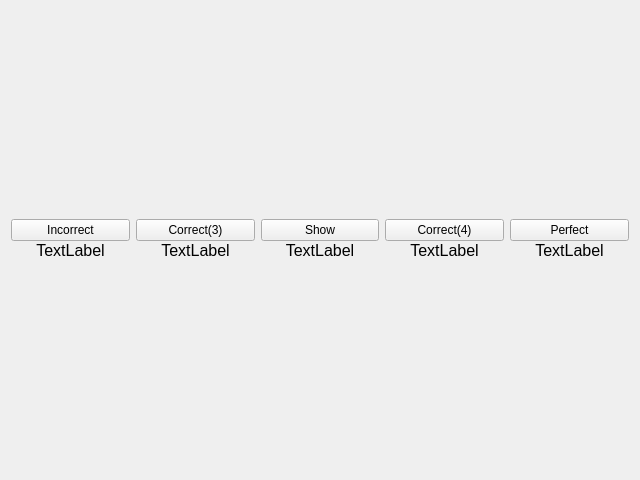
HuangHuafeng/repeat, file HaiBeiDanCi/studywindow.ui: the form before one commit.
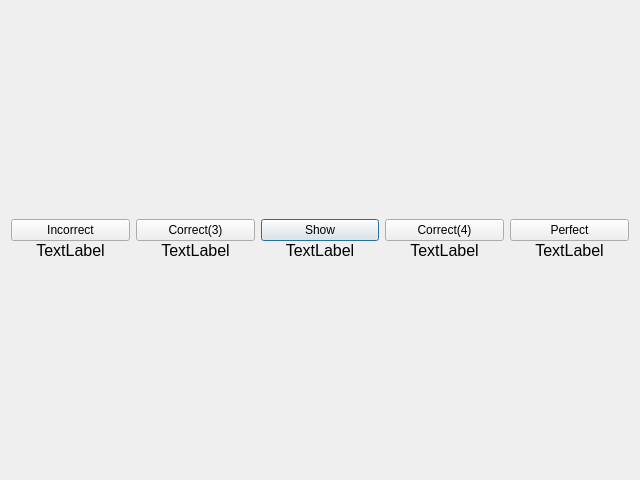
The form after the commit.

```diff
--- a/HaiBeiDanCi/studywindow.ui
+++ b/HaiBeiDanCi/studywindow.ui
@@ -132,9 +132,6 @@
          <property name="text">
           <string>Show</string>
          </property>
-         <property name="autoDefault">
-          <bool>false</bool>
-         </property>
         </widget>
        </item>
        <item>
```
Left out of the diff: 3 changed lines with no effect on the pictures.
